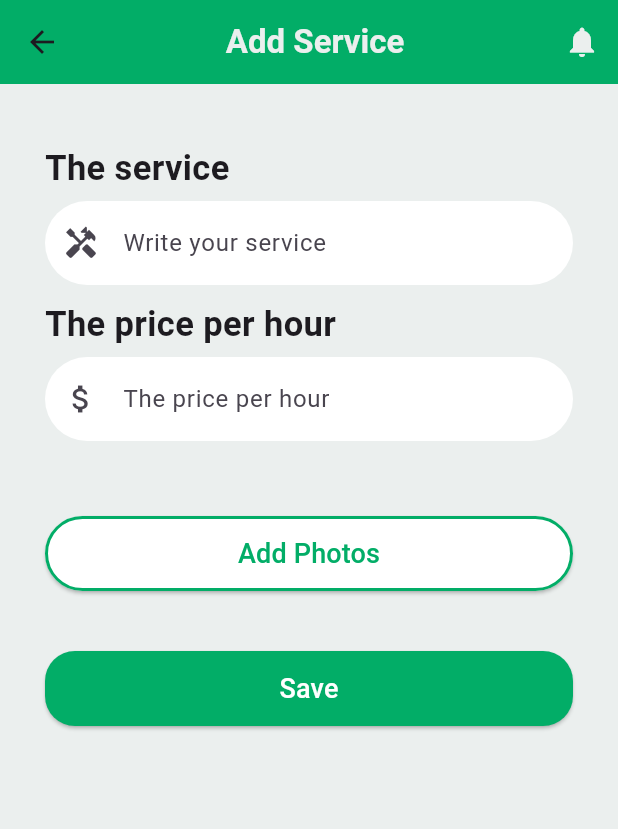
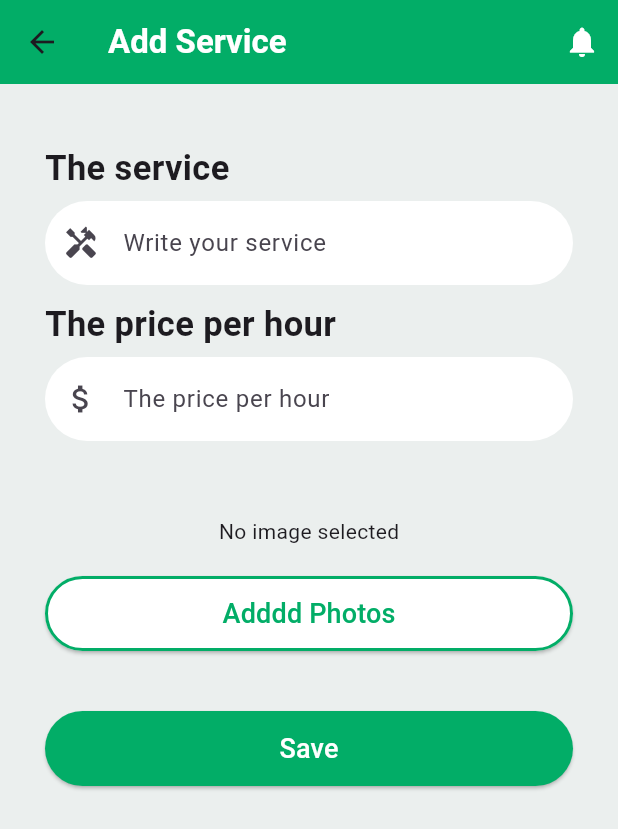
Before and after one commit to Saif-Daghsni/ServiceSpot_APP, a Flutter app: the AddservicePage screen opened by its route, on a phone screen of 412 x 824 dp. Shown: the top 829 px of the screen. Run offline on Flutter 3.47's test engine with Material 3 defaults, Android fonts, the phone set to English and light mode, and no system bars; our stand-ins replace cloud_firestore, firebase_auth, firebase_core, geolocator, google_maps_flutter, google_nav_bar and 2 more; accounts and stored records are empty; network calls fail.

Commit message:
upload photos

```diff
--- a/lib/main.dart
+++ b/lib/main.dart
@@ -23,6 +23,10 @@ add service te5dem
 
 stp7:
 sign up location te5dem
+
+step8:
+upload photos done
+
 */
 
 
@@ -37,6 +41,7 @@ import 'package:servicespot/pages/addService_page.dart';
 import 'package:servicespot/pages/auth.dart';
 import 'package:servicespot/pages/editeProfileWorker_page.dart';
 import 'package:servicespot/pages/editeProfile_page.dart';
+import 'package:servicespot/pages/editeWorkerProfile.dart';
 import 'package:servicespot/pages/home_page.dart';
 import 'package:servicespot/pages/login_page.dart';
 import 'package:servicespot/pages/profile_page.dart';
@@ -75,6 +80,7 @@ class MyApp extends StatelessWidget {
         '/forgetPasswordPage': (context) => ForgetpasswordPage(),
         '/profilePage': (context) => ProfilePage(),
         '/mapsscreen': (context) => MapScreen(),
+        '/editeWorkerProfile': (context) => EditWorkerProfile(),
 
       },
     );
--- a/lib/pages/addService_page.dart
+++ b/lib/pages/addService_page.dart
@@ -1,12 +1,9 @@
-// ignore_for_file: use_build_context_synchronously
-
 import 'dart:io';
-
+import 'dart:convert';
 import 'package:cloud_firestore/cloud_firestore.dart';
 import 'package:firebase_auth/firebase_auth.dart';
 import 'package:flutter/material.dart';
 import 'package:image_picker/image_picker.dart';
-import 'package:firebase_storage/firebase_storage.dart';
 
 class AddservicePage extends StatefulWidget {
   const AddservicePage({super.key});
@@ -16,8 +13,8 @@ class AddservicePage extends StatefulWidget {
 }
 
 class _AddservicePageState extends State<AddservicePage> {
-
-  String imageUrl='';
+  File? selectedImage;
+  String? imageBase64;
 
   TextEditingController serviceController = TextEditingController();
   TextEditingController priceController = TextEditingController();
@@ -32,22 +29,16 @@ class _AddservicePageState extends State<AddservicePage> {
     _fetchUserData();
   }
 
-  /// Function to fetch user data from Firestore
   Future<void> _fetchUserData() async {
     User? user = FirebaseAuth.instance.currentUser;
     if (user != null) {
       try {
-        DocumentSnapshot userData =
-            await FirebaseFirestore.instance
-                .collection('users') // Make sure this is the correct collection
-                .doc(user.uid)
-                .get();
-
+        DocumentSnapshot userData = await FirebaseFirestore.instance.collection('users').doc(user.uid).get();
         if (userData.exists) {
           setState(() {
             userName.text = userData['username'] ?? 'No Username';
             phoneNumber.text = userData['phone'] ?? 'No Phone Number';
-            email.text = userData['email'] ?? 'No Email'; // Fixed typo
+            email.text = userData['email'] ?? 'No Email';
             location.text = userData['location'] ?? 'No Location';
           });
         }
@@ -57,37 +48,41 @@ class _AddservicePageState extends State<AddservicePage> {
     }
   }
 
-  /// Function to save data in Firestore
   Future<void> _saveData() async {
     User? user = FirebaseAuth.instance.currentUser;
     if (user != null) {
       try {
-        await FirebaseFirestore.instance
-            .collection('workers')
-            .doc(user.uid)
-            .set({
+        await FirebaseFirestore.instance.collection('workers').doc(user.uid).set({
           'username': userName.text,
           'phone': phoneNumber.text,
           'email': email.text,
           'service': serviceController.text,
           'price': priceController.text,
           'location': location.text,
+          'imageBase64': imageBase64 ?? '',
           'userId': user.uid,
         });
 
-        // Show success message
         ScaffoldMessenger.of(context).showSnackBar(
           const SnackBar(content: Text("Service saved successfully!")),
         );
-
-        // Navigate to favorite page
         Navigator.pushNamed(context, '/auth');
       } catch (e) {
-        // Show error message
-        ScaffoldMessenger.of(
-          context,
-        ).showSnackBar(SnackBar(content: Text("Failed to save service: $e")));
+        ScaffoldMessenger.of(context).showSnackBar(SnackBar(content: Text("Failed to save service: $e")));
       }
+    }
+  }
+
+  Future<void> _pickImage() async {
+    ImagePicker imagePicker = ImagePicker();
+    XFile? file = await imagePicker.pickImage(source: ImageSource.gallery);
+    if (file != null) {
+      File imageFile = File(file.path);
+      List<int> imageBytes = await imageFile.readAsBytes();
+      setState(() {
+        selectedImage = imageFile;
+        imageBase64 = base64Encode(imageBytes);
+      });
     }
   }
 
@@ -97,117 +92,29 @@ class _AddservicePageState extends State<AddservicePage> {
       backgroundColor: const Color.fromRGBO(235, 239, 238, 1.0),
       appBar: AppBar(
         backgroundColor: const Color.fromRGBO(2, 173, 103, 1.0),
-        title: const Align(
-          alignment: Alignment.center,
-          child: Text(
-            "Add Service",
-            style: TextStyle(
-              color: Color.fromRGBO(235, 239, 238, 1.0),
-              fontWeight: FontWeight.bold,
-            ),
-          ),
-        ),
+        title: const Text("Add Service", style: TextStyle(color: Colors.white, fontWeight: FontWeight.bold)),
         actions: [
           IconButton(
-            icon: const Icon(
-              Icons.notifications,
-              color: Color.fromRGBO(235, 239, 238, 1.0),
-            ),
-            onPressed: () {
-              Navigator.pushNamed(context, '/loginPage');
-            },
+            icon: const Icon(Icons.notifications, color: Colors.white),
+            onPressed: () => Navigator.pushNamed(context, '/loginPage'),
           ),
         ],
       ),
-
       body: Padding(
-        padding: const EdgeInsets.symmetric(horizontal: 30, vertical: 30),
+        padding: const EdgeInsets.all(30),
         child: SingleChildScrollView(
           child: Column(
-            crossAxisAlignment: CrossAxisAlignment.center,
             children: [
               _buildLabel("The service"),
-              _buildTextField(
-                serviceController,
-                Icons.handyman,
-                "Write your service",
-              ),
+              _buildTextField(serviceController, Icons.handyman, "Write your service"),
               _buildLabel("The price per hour"),
-              _buildTextField(
-                priceController,
-                Icons.attach_money,
-                "The price per hour",
-              ),
+              _buildTextField(priceController, Icons.attach_money, "The price per hour"),
               const SizedBox(height: 50),
-
-              // add photos
-              SizedBox(
-                width: double.infinity,
-                height: 50,
-                child: ElevatedButton(
-                  onPressed:()async {
-                    ImagePicker imagePicker=ImagePicker();
-                    XFile ? file = await imagePicker.pickImage(source:ImageSource.gallery);
-
-                    if(file==null)return;
-
-                    Reference referenceRoot = FirebaseStorage.instance.ref();
-                    Reference referenceDirImages = referenceRoot.child('images');
-
-                    Reference referenceImagetoUpload = referenceDirImages.child("workers photos");
-
-                    try {
-
-                    await referenceImagetoUpload.putFile(File(file!.path));
-
-                    imageUrl = await referenceImagetoUpload.getDownloadURL();
-
-                    } catch (e) {
-
-                    }
-                  },
-                  style: ElevatedButton.styleFrom(
-                    backgroundColor: Colors.white,
-                    shape: RoundedRectangleBorder(
-                      borderRadius: BorderRadius.circular(
-                        50,
-                      ), // Correct way to set border radius
-                      side: const BorderSide(
-                        // Add border here instead of `decoration`
-                        color: Color.fromRGBO(2, 173, 103, 1.0),
-                        width: 2,
-                      ),
-                    ),
-                  ),
-                  child: const Text(
-                    "Add Photos",
-                    style: TextStyle(
-                      fontSize: 18,
-                      color: Color.fromRGBO(2, 173, 103, 1.0),
-                    ),
-                  ),
-                ),
-              ),
-
-              SizedBox(height: 40),
-              // Save Button
-              SizedBox(
-                width: double.infinity,
-                height: 50,
-                child: ElevatedButton(
-                  onPressed: _saveData, // Call the save function
-                  style: ElevatedButton.styleFrom(
-                    backgroundColor: const Color.fromRGBO(2, 173, 103, 1.0),
-                    shape: RoundedRectangleBorder(
-                      borderRadius: BorderRadius.circular(20),
-                    ),
-                  ),
-                  child: const Text(
-                    "Save",
-                    style: TextStyle(fontSize: 18, color: Colors.white),
-                  ),
-                ),
-              ),
+              selectedImage != null ? Image.file(selectedImage!, width: 100, height: 100, fit: BoxFit.cover) : const Text('No image selected'),
+              const SizedBox(height: 20),
+              _buildButton("Adddd Photos", _pickImage),
+              const SizedBox(height: 40),
+              _buildButton("Save", _saveData, isPrimary: true),
             ],
           ),
         ),
@@ -220,19 +127,12 @@ class _AddservicePageState extends State<AddservicePage> {
       alignment: Alignment.centerLeft,
       child: Padding(
         padding: const EdgeInsets.only(top: 10, bottom: 5),
-        child: Text(
-          text,
-          style: const TextStyle(fontSize: 23, fontWeight: FontWeight.bold),
-        ),
+        child: Text(text, style: const TextStyle(fontSize: 23, fontWeight: FontWeight.bold)),
       ),
     );
   }
 
-  Widget _buildTextField(
-    TextEditingController controller,
-    IconData icon,
-    String hintText,
-  ) {
+  Widget _buildTextField(TextEditingController controller, IconData icon, String hintText) {
     return TextField(
       controller: controller,
       decoration: InputDecoration(
@@ -240,17 +140,26 @@ class _AddservicePageState extends State<AddservicePage> {
         hintText: hintText,
         filled: true,
         fillColor: Colors.white,
-        enabledBorder: OutlineInputBorder(
+        enabledBorder: OutlineInputBorder(borderRadius: BorderRadius.circular(50), borderSide: BorderSide.none),
+        focusedBorder: OutlineInputBorder(borderRadius: BorderRadius.circular(50), borderSide: const BorderSide(color: Color.fromRGBO(2, 173, 103, 1.0), width: 2)),
+      ),
+    );
+  }
+
+  Widget _buildButton(String text, VoidCallback onPressed, {bool isPrimary = false}) {
+    return SizedBox(
+      width: double.infinity,
+      height: 50,
+      child: ElevatedButton(
+        onPressed: onPressed,
+        style: ElevatedButton.styleFrom(
+          backgroundColor: isPrimary ? const Color.fromRGBO(2, 173, 103, 1.0) : Colors.white,
+          shape: RoundedRectangleBorder(
             borderRadius: BorderRadius.circular(50),
-          borderSide: const BorderSide(color: Colors.transparent, width: 0),
-        ),
-        focusedBorder: OutlineInputBorder(
-          borderRadius: BorderRadius.circular(50),
-          borderSide: const BorderSide(
-            color: Color.fromRGBO(2, 173, 103, 1.0),
-            width: 2,
+            side: BorderSide(color: isPrimary ? Colors.transparent : const Color.fromRGBO(2, 173, 103, 1.0), width: 2),
           ),
         ),
+        child: Text(text, style: TextStyle(fontSize: 18, color: isPrimary ? Colors.white : const Color.fromRGBO(2, 173, 103, 1.0))),
       ),
     );
   }
```
Also changed, not shown: lib/pages/Maps.dart (+88 -14 lines), lib/pages/editeWorkerProfile.dart (added, +88 -0 lines), pubspec.yaml (+16 -6 lines), pubspec.lock. Lines whose indentation alone changed are shown as unchanged.
